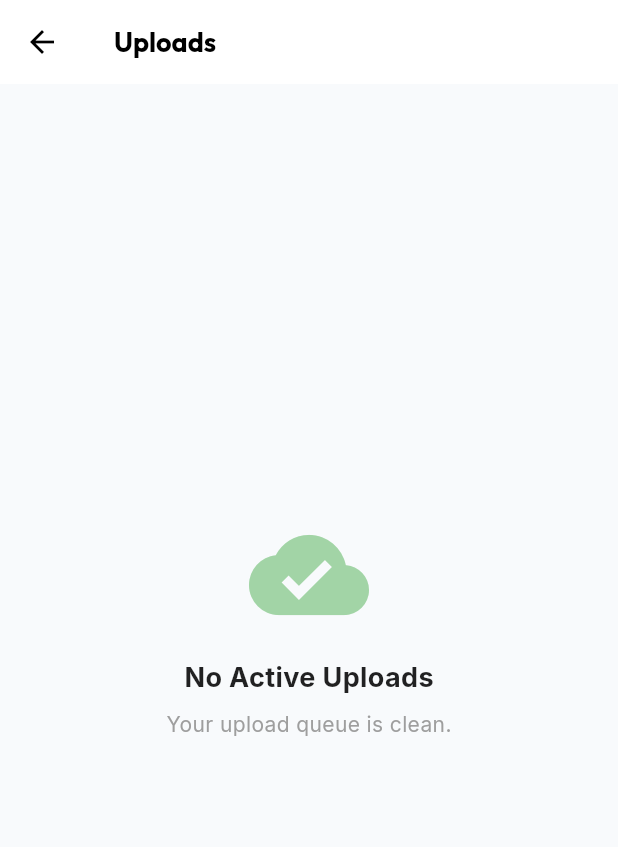
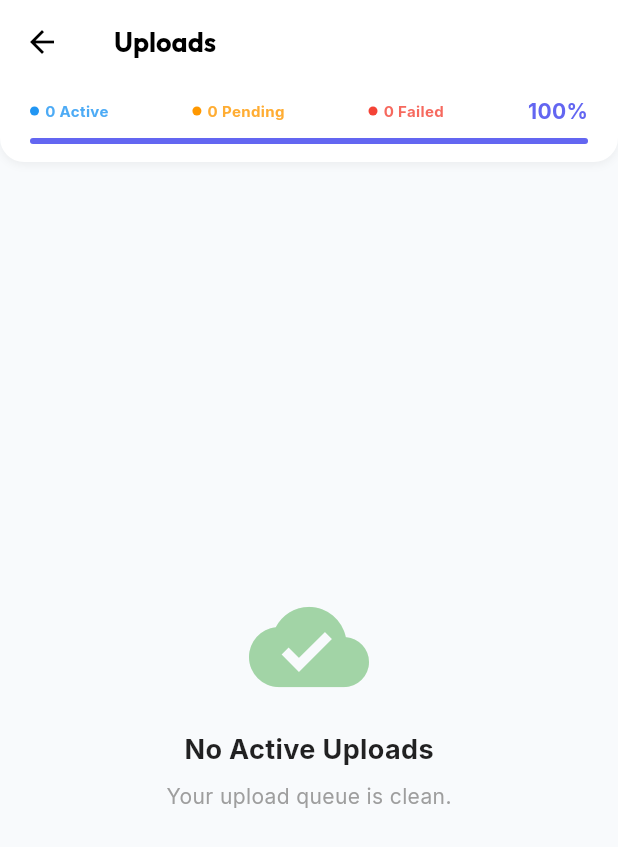
Before and after one commit to pappon1/FLTR_LME_APP, a Flutter app: the UploadProgressScreen screen opened directly, on a phone screen of 412 x 824 dp. Shown: the top 847 px of the screen. Run offline on Flutter 3.47's test engine with Material 3 defaults, Android fonts, the phone set to English and light mode, and no system bars; our stand-ins replace cached_network_image, cloud_firestore, connectivity_plus, dio, file_picker, firebase_auth and 20 more; missing offline and left inert: audio_session, flutter_background_service, flutter_volume_controller, media_kit, media_kit_video, screen_brightness and 2 more; accounts and stored records are empty.

Commit message:
feat: premium skeleton shimmer and sticky header for upload progress screen

```diff
--- a/lib/screens/uploads/upload_progress_screen.dart
+++ b/lib/screens/uploads/upload_progress_screen.dart
@@ -31,10 +31,27 @@ class _UploadProgressScreenState extends State<UploadProgressScreen> {
   @override
   void initState() {
     super.initState();
-    _loadInitialState();
+    _isLoading = true;
+    _isManualRefreshing = true; // Block service updates from killing shimmer
+    _handleInitialLoad();
     _setupListener();
+  }
+
+  Future<void> _handleInitialLoad() async {
+    // 1. Load local fast
+    await _loadInitialState();
+    // 2. Ask service for newest data
     _refreshStatus();
+    // 3. FORCE Shimmer visibility for at least 800ms
+    await Future.delayed(const Duration(milliseconds: 800));
+    if (mounted) {
+      setState(() {
+        _isLoading = false;
+        _isManualRefreshing = false;
+      });
     }
+  }
+
 
   @override
   void dispose() {
@@ -56,11 +73,12 @@ class _UploadProgressScreenState extends State<UploadProgressScreen> {
     // 1. Ask service for update
     _refreshStatus();
 
-    // 2. Also load from SharedPreferences for safety (if service is asleep)
+    // 2. Also load from SharedPreferences for safety
     await _loadInitialState();
 
-    // Shimmer will show up for at least 800ms for a premium feel
-    await Future.delayed(const Duration(milliseconds: 800));
+    // FORCE shimmer to stay for 1.2s for a premium feel
+    await Future.delayed(const Duration(milliseconds: 1200));
+
     if (mounted) {
       setState(() {
         _isLoading = false;
@@ -69,20 +87,18 @@ class _UploadProgressScreenState extends State<UploadProgressScreen> {
     }
   }
 
+
   Future<void> _loadInitialState() async {
     final prefs = await SharedPreferences.getInstance();
     final String? queueJson = prefs.getString('upload_queue_v1');
     if (queueJson != null && mounted) {
       setState(() {
         _queue = List<Map<String, dynamic>>.from(jsonDecode(queueJson));
-        _isLoading = false;
       });
-    } else {
-      // Small artificial delay to show shimmer if fast
-      await Future.delayed(const Duration(milliseconds: 300));
-      if (mounted) setState(() => _isLoading = false);
     }
   }
+
+
 
    void _setupListener() {
     _statusSubscription = FlutterBackgroundService().on('update').listen((event) {
@@ -344,11 +360,11 @@ class _UploadProgressScreenState extends State<UploadProgressScreen> {
               tooltip: 'Delete Selected',
             )
           else ...[
-            if (_queue.isNotEmpty)
+            if (_queue.isNotEmpty || _isLoading)
               Padding(
                 padding: const EdgeInsets.symmetric(vertical: 8, horizontal: 4),
                 child: TextButton.icon(
-                  onPressed: _togglePause,
+                  onPressed: _isLoading ? null : _togglePause,
                   icon: Icon(_isPaused ? Icons.play_arrow_rounded : Icons.pause_rounded, size: 18),
                   label: Text(_isPaused ? 'Resume' : 'Pause', style: const TextStyle(fontSize: 12)),
                   style: TextButton.styleFrom(
@@ -359,7 +375,7 @@ class _UploadProgressScreenState extends State<UploadProgressScreen> {
                   ),
                 ),
               ),
-            if (_queue.isNotEmpty)
+            if (_queue.isNotEmpty && !_isLoading)
               IconButton(
                 padding: EdgeInsets.zero,
                 constraints: const BoxConstraints(),
@@ -369,7 +385,7 @@ class _UploadProgressScreenState extends State<UploadProgressScreen> {
                 }),
                 tooltip: 'Selection Mode',
               ),
-            if (_queue.isNotEmpty)
+            if (_queue.isNotEmpty && !_isLoading)
               IconButton(
                 padding: EdgeInsets.zero,
                 constraints: const BoxConstraints(),
@@ -381,28 +397,30 @@ class _UploadProgressScreenState extends State<UploadProgressScreen> {
           const SizedBox(width: 8),
         ],
       ),
-      body: RefreshIndicator(
+      body: Column(
+        children: [
+          // Sticky Header (Always on top, even during loading)
+          _buildHeaderStats(uploading, pending, failed, overallProgress),
+
+          Expanded(
+            child: RefreshIndicator(
               onRefresh: _onRefresh,
+              displacement: 20,
               child: _isLoading
-            ? SingleChildScrollView(
+                  ? _buildShimmerState()
+                  : _queue.isEmpty
+                      ? LayoutBuilder(
+                          builder: (context, constraints) => SingleChildScrollView(
                             physics: const AlwaysScrollableScrollPhysics(),
-                child: _buildShimmerState(),
-              )
-            : _queue.isEmpty
-                ? SingleChildScrollView(
-                    physics: const AlwaysScrollableScrollPhysics(),
-                    child: SizedBox(
-                      height: MediaQuery.of(context).size.height - 100, // Make it fill screen so pull works
+                            child: ConstrainedBox(
+                              constraints: BoxConstraints(minHeight: constraints.maxHeight),
                               child: _buildEmptyState(),
                             ),
+                          ),
                         )
-                : Column(
-                    children: [
-                      _buildHeaderStats(uploading, pending, failed, overallProgress),
-                      Expanded(
-                        child: ListView.builder(
+                      : ListView.builder(
                           physics: const AlwaysScrollableScrollPhysics(),
-                          padding: const EdgeInsets.all(16),
+                          padding: const EdgeInsets.fromLTRB(16, 16, 16, 100),
                           itemCount: _queue.length,
                           itemBuilder: (context, index) {
                             final task = _queue[index];
@@ -420,46 +438,26 @@ class _UploadProgressScreenState extends State<UploadProgressScreen> {
                           },
                         ),
             ),
+          ),
         ],
       ),
-      ),
+
     );
   }
 
+
   Widget _buildShimmerState() {
-    return Column(
-      children: [
-        // Fake Header Stat Shimmer
-        Container(
-          padding: const EdgeInsets.symmetric(horizontal: 20, vertical: 8),
-          height: 80, // Ultra slim shimmer
-          width: double.infinity,
-          decoration: BoxDecoration(
-            color: Theme.of(context).cardColor,
-            borderRadius: const BorderRadius.vertical(bottom: Radius.circular(16)),
-          ),
-          child: const Column(
-            mainAxisAlignment: MainAxisAlignment.center,
-            children: [
-              Row(
-                mainAxisAlignment: MainAxisAlignment.spaceBetween,
-                children: [
-                  ShimmerLoading.rectangular(height: 14, width: 40),
-                  ShimmerLoading.rectangular(height: 14, width: 40),
-                  ShimmerLoading.rectangular(height: 14, width: 40),
-                ],
-              ),
-              SizedBox(height: 12),
-              ShimmerLoading.rectangular(height: 6),
-            ],
-          ),
-        ),
-        const ShimmerList(
-          itemBuilder: UploadShimmerItem(),
-        ),
-      ],
+    return ListView.builder(
+      physics: const AlwaysScrollableScrollPhysics(),
+      padding: const EdgeInsets.all(16.0),
+      itemCount: 6,
+      itemBuilder: (context, index) => const UploadShimmerItem(),
     );
   }
+
+
+
+
 
   Widget _buildEmptyState() {
     return Center(
```
Also changed, not shown: lib/widgets/shimmer_loading.dart (+30 -10 lines). Lines whose indentation alone changed are shown as unchanged.
